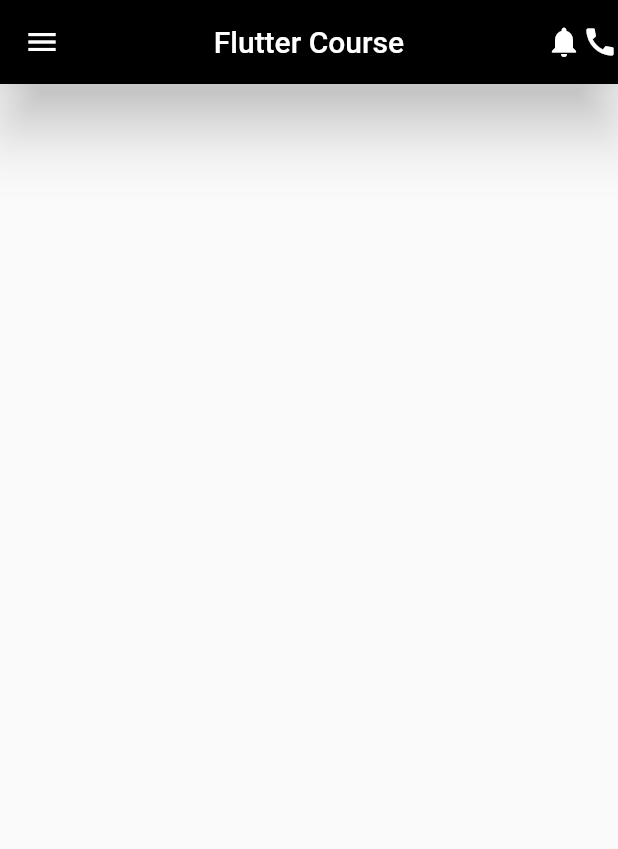
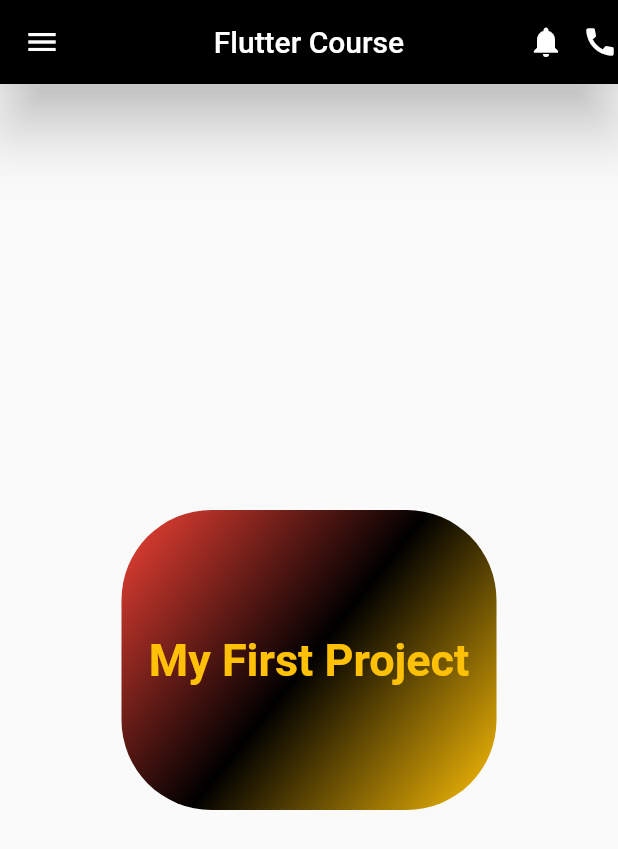
Before and after one commit to HMZKA/flutter_online_course_november, a Flutter app: the screen it shows after launch, on a phone screen of 412 x 824 dp. Shown: the top 849 px of the screen. Run offline on Flutter 3.47's test engine with Material 2 defaults, Android fonts, the phone set to English and light mode, and no system bars.

Commit message:
container

```diff
--- a/lib/main.dart
+++ b/lib/main.dart
@@ -13,16 +13,50 @@
   @override
   Widget build(BuildContext context) {
     return MaterialApp(
-      home: Scaffold(
+      debugShowCheckedModeBanner: false,
+      home: SafeArea(
+        child: Scaffold(
           appBar: AppBar(
-          leading: Icon(Icons.menu),
+            leading: IconButton(
+              icon: Icon(Icons.menu),
+              onPressed: () {},
+            ),
             elevation: 17,
             backgroundColor: Colors.black,
             foregroundColor: Colors.white,
             title: Text('Flutter Course'),
             centerTitle: true,
             // titleSpacing: 100,
-          actions: [Icon(Icons.notifications), Icon(Icons.call)],
+            actions: [
+              IconButton(onPressed: () {}, icon: Icon(Icons.notifications)),
+              Icon(Icons.call)
+            ],
+          ),
+          body: Center(
+            child: Container(
+              decoration: BoxDecoration(
+                  borderRadius: BorderRadius.circular(60),
+                  // color: Colors.green[600],
+                  gradient: LinearGradient(
+                      colors: [Colors.red, Colors.black, Colors.amber],
+                      begin: Alignment.topLeft,
+                      end: Alignment.bottomRight)
+                  // shape: BoxShape.circle
+                  ),
+              width: 250,
+              height: 200,
+              child: Center(
+                child: Text(
+                  'My First Project',
+                  style: TextStyle(
+                      fontSize: 30,
+                      color: Colors.amber,
+                      // backgroundColor: Colors.black,
+                      fontWeight: FontWeight.w600),
+                ),
+              ),
+            ),
+          ),
         ),
       ),
     );
```
Lines whose indentation alone changed are shown as unchanged.
